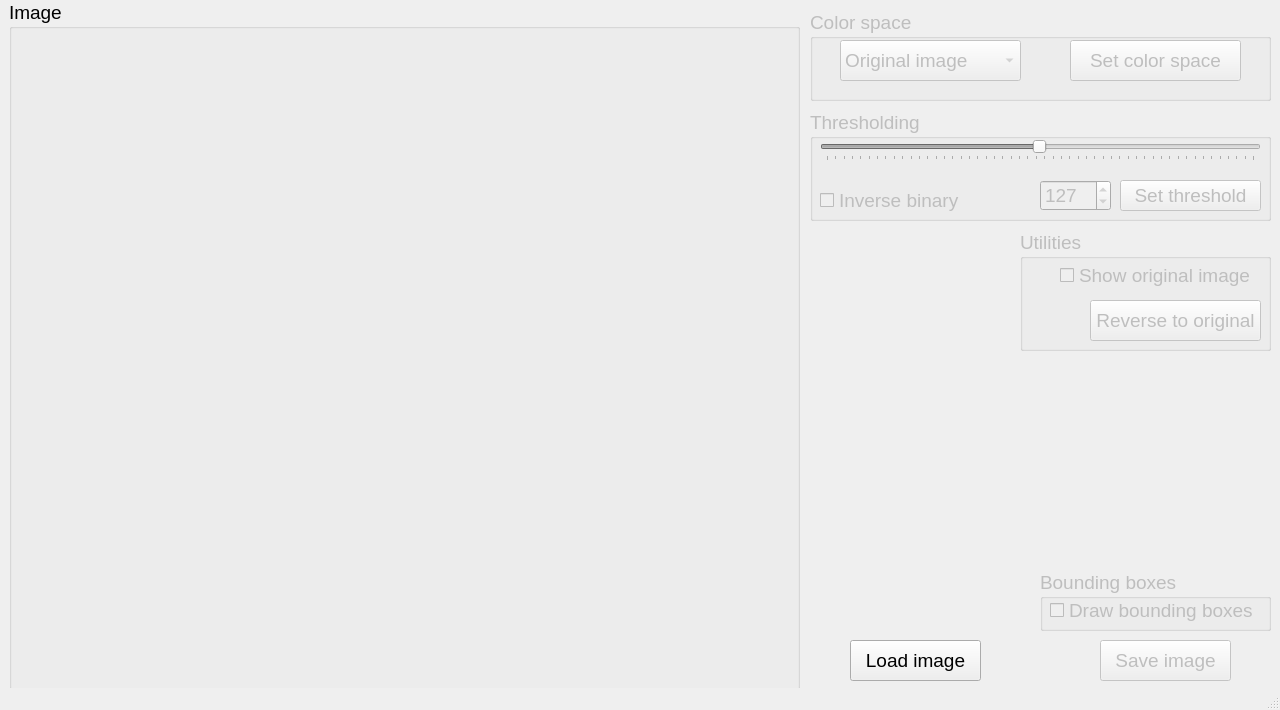
MrSkonr/Bacteria_finder, file GUI application/Bacteria_finder_main_window_template.ui: the form before one commit.
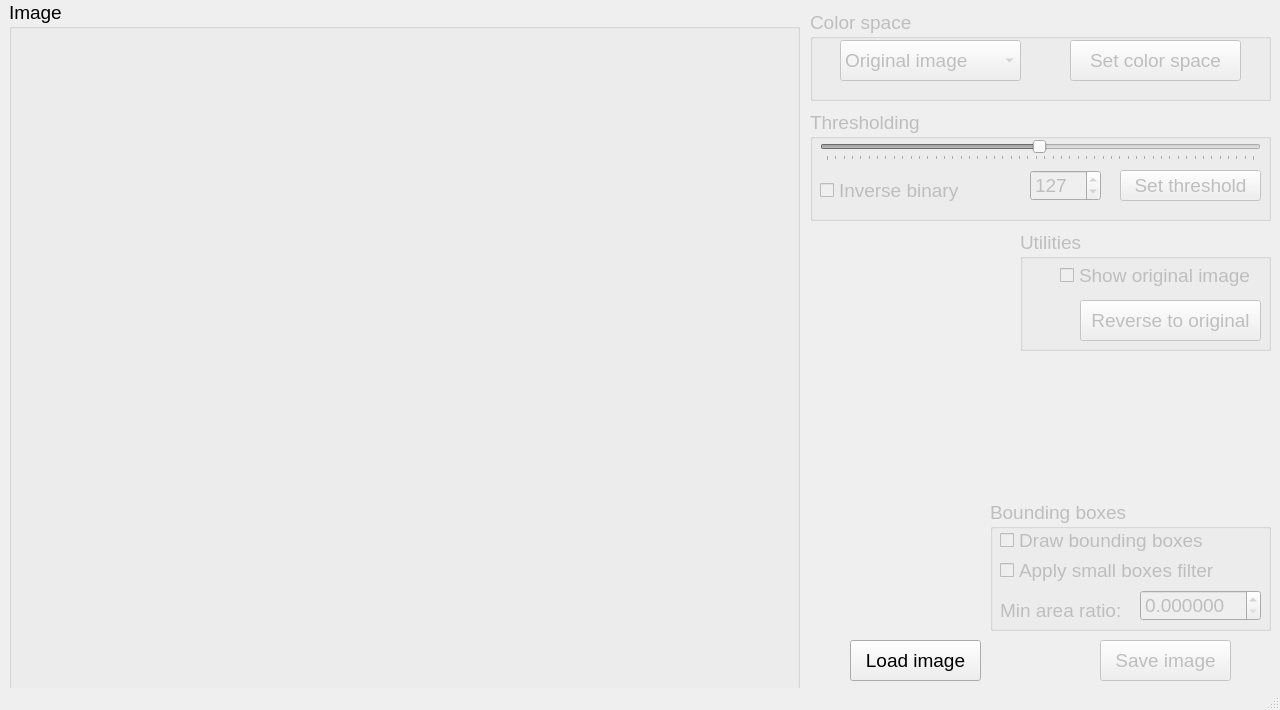
The form after the commit. Icons and pictures are not drawn.

Commit message: Fixed bug with file names, added boxes filter, code fixing

What changed in the file:
```diff
--- a/GUI application/Bacteria_finder_main_window_template.ui
+++ b/GUI application/Bacteria_finder_main_window_template.ui
@@ -211,7 +211,7 @@
      <property name="geometry">
       <rect>
        <x>310</x>
-       <y>70</y>
+       <y>60</y>
        <width>141</width>
        <height>31</height>
       </rect>
@@ -248,8 +248,8 @@
     <widget class="QSpinBox" name="ThresholdSpinBox">
      <property name="geometry">
       <rect>
-       <x>230</x>
-       <y>70</y>
+       <x>220</x>
+       <y>60</y>
        <width>71</width>
        <height>31</height>
       </rect>
@@ -265,7 +265,7 @@
      <property name="geometry">
       <rect>
        <x>10</x>
-       <y>80</y>
+       <y>70</y>
        <width>151</width>
        <height>21</height>
       </rect>
@@ -281,10 +281,10 @@
     </property>
     <property name="geometry">
      <rect>
-      <x>1040</x>
-      <y>570</y>
-      <width>231</width>
-      <height>61</height>
+      <x>990</x>
+      <y>500</y>
+      <width>281</width>
+      <height>131</height>
      </rect>
     </property>
     <property name="font">
@@ -312,6 +312,51 @@
       <bool>false</bool>
      </property>
     </widget>
+    <widget class="QCheckBox" name="ApplySmallBoxesFilterCheckBox">
+     <property name="geometry">
+      <rect>
+       <x>10</x>
+       <y>60</y>
+       <width>231</width>
+       <height>21</height>
+      </rect>
+     </property>
+     <property name="text">
+      <string>Apply small boxes filter</string>
+     </property>
+    </widget>
+    <widget class="QDoubleSpinBox" name="MinAreaRatioDoubleSpinBox">
+     <property name="geometry">
+      <rect>
+       <x>150</x>
+       <y>90</y>
+       <width>121</width>
+       <height>31</height>
+      </rect>
+     </property>
+     <property name="decimals">
+      <number>6</number>
+     </property>
+     <property name="maximum">
+      <double>1.000000000000000</double>
+     </property>
+     <property name="singleStep">
+      <double>0.000001000000000</double>
+     </property>
+    </widget>
+    <widget class="QLabel" name="MinAreaRatioLabel">
+     <property name="geometry">
+      <rect>
+       <x>10</x>
+       <y>100</y>
+       <width>131</width>
+       <height>21</height>
+      </rect>
+     </property>
+     <property name="text">
+      <string>Min area ratio:</string>
+     </property>
+    </widget>
    </widget>
    <widget class="QGroupBox" name="UtilitiesGroupBox">
     <property name="enabled">
@@ -337,9 +382,9 @@
     <widget class="QPushButton" name="ReverseToOriginalButton">
      <property name="geometry">
       <rect>
-       <x>70</x>
+       <x>60</x>
        <y>70</y>
-       <width>171</width>
+       <width>181</width>
        <height>41</height>
       </rect>
      </property>
```
The commit also changes 2 other files.
